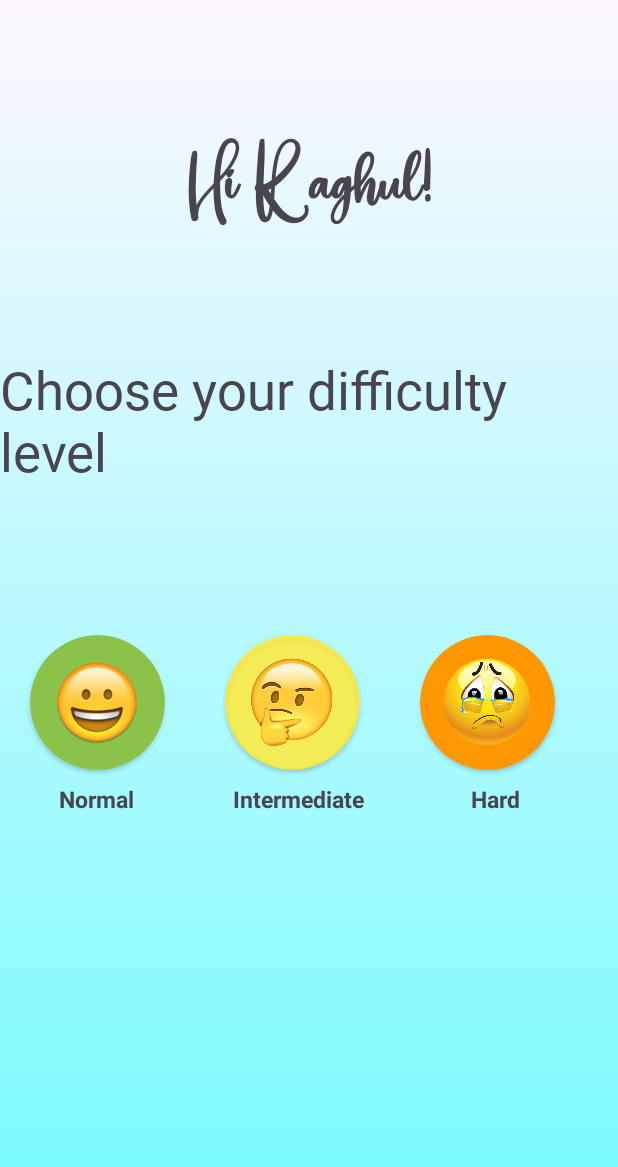
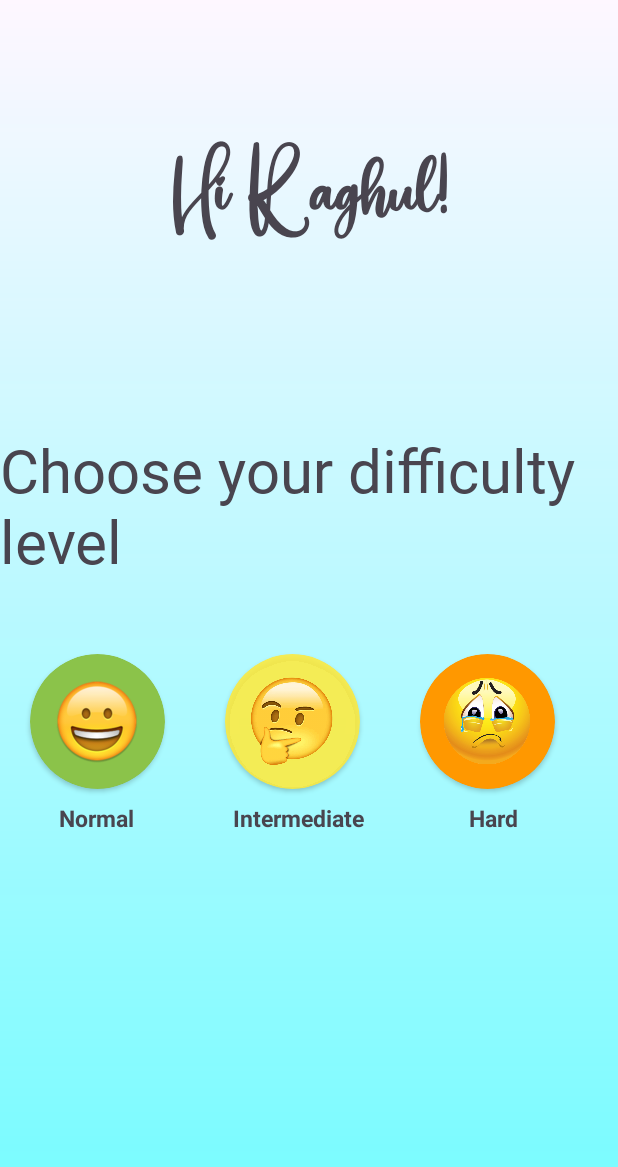
Before and after one commit to RaghulGopinathan/KwizApp, an Android app: the layout difficulty_level.xml on its own in the app's theme, with its tools: preview values and no code run, on a phone screen of 412 x 824 dp. Shown: the top 1167 px of the screen. Run offline under Robolectric (Android 15) with nearby library versions, the phone set to English and light mode, and no system bars.

Commit message:
difficulyUI_Code done

```diff
--- a/app/src/main/res/drawable/difficulty_green_card.xml
+++ /dev/null
@@ -1,4 +0,0 @@
-<?xml version="1.0" encoding="utf-8"?>
-<shape android:shape="oval" xmlns:android="http://schemas.android.com/apk/res/android">
-    <gradient android:startColor="@color/white" android:endColor="@color/black"/>
-</shape>
--- a/app/src/main/res/layout/difficulty_level.xml
+++ b/app/src/main/res/layout/difficulty_level.xml
@@ -7,10 +7,11 @@
     android:background="@drawable/difficulty_background">
 
     <TextView
+        android:id="@+id/difficultyDisplayName"
         android:layout_width="wrap_content"
         android:layout_height="wrap_content"
         android:text="Hi Raghul!"
-        android:textSize="35dp"
+        android:textSize="40dp"
         android:fontFamily="@font/thegrinch"
         android:layout_gravity="center"
         android:layout_marginTop="75dp"
@@ -20,9 +21,9 @@
         android:layout_height="wrap_content"
         android:text="Choose your difficulty level"
         android:layout_gravity="center_horizontal"
-        android:textSize="35sp"
+        android:textSize="40sp"
         android:fontFamily="@font/simonlovely"
-        android:layout_marginTop="80dp"
+        android:layout_marginTop="120dp"
         />
 
 
@@ -31,7 +32,7 @@
         android:layout_width="match_parent"
         android:layout_height="107dp"
         android:orientation="horizontal"
-        android:layout_marginTop="90dp"
+        android:layout_marginTop="40dp"
         >
             <androidx.cardview.widget.CardView
                 android:id="@+id/normalCard"
@@ -49,6 +50,7 @@
                     android:src="@drawable/normal_mode"
                     />
             </androidx.cardview.widget.CardView>
+
 
         <androidx.cardview.widget.CardView
             android:id="@+id/intermediateCard"
@@ -115,7 +117,7 @@
             android:text="Hard"
             android:textStyle="bold"
             android:textSize="15dp"
-            android:layout_marginLeft="71dp"
+            android:layout_marginLeft="70dp"
             />
     </LinearLayout>
 
```
Also changed, not shown: app/src/main/AndroidManifest.xml (+7 -6 lines), app/src/main/java/com/example/kwizapp/DifficultyLevel.kt (+41 -0 lines), app/src/main/java/com/example/kwizapp/MainActivity.kt (+8 -4 lines), app/src/main/java/com/example/kwizapp/QuestionsActivity.kt (added, +11 -0 lines), app/src/main/res/layout/activity_questions.xml (added, +9 -0 lines). Lines whose indentation alone changed are shown as unchanged.
